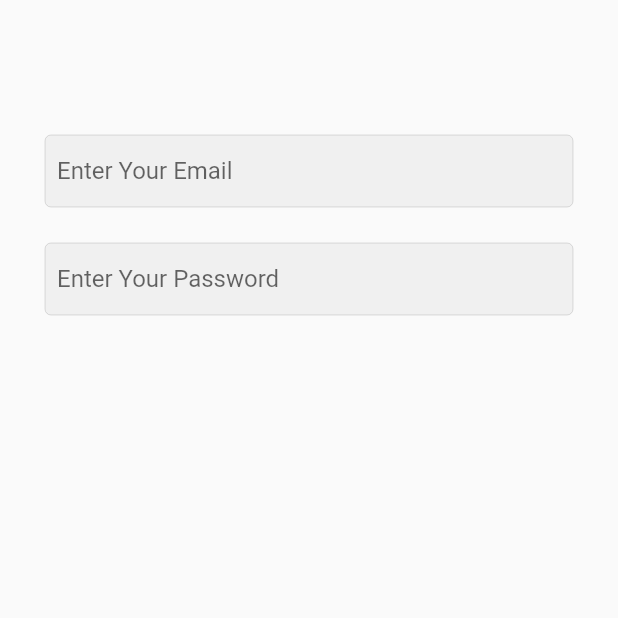
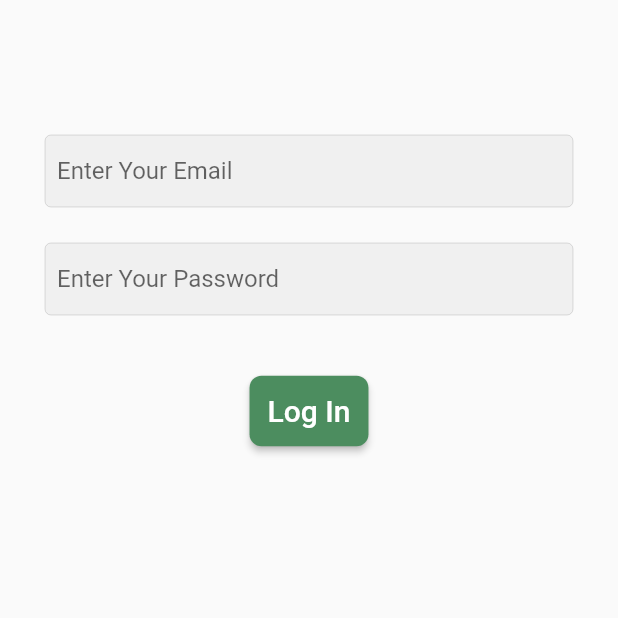
Before and after one commit to alaaRashed2001/flower, a Flutter app: the screen it shows after launch, on a phone screen of 412 x 824 dp, the top half of it. Run offline on Flutter 3.47's test engine with Material 2 defaults, Android fonts, the phone set to English and light mode, and no system bars.

Commit message:
Reusable components MyButton

```diff
--- /dev/null
+++ b/lib/constant/colors.dart
@@ -0,0 +1,4 @@
+import 'dart:ui';
+
+const pink = Color.fromARGB(255, 241, 39, 100);
+const green = Color.fromARGB(255, 76, 141, 95);
--- a/lib/views/screens/login_screen.dart
+++ b/lib/views/screens/login_screen.dart
@@ -1,6 +1,7 @@
-import 'package:flutter/cupertino.dart';
 import 'package:flutter/material.dart';
 
+import '../../constant/colors.dart';
+import '../widgets/my_button.dart';
 import '../widgets/my_text_field.dart';
 
 class LogInScreen extends StatelessWidget {
@@ -30,6 +31,11 @@ class LogInScreen extends StatelessWidget {
                 hintText: 'Enter Your Password',
                 isPassword: true,
               ),
+              SizedBox(height: 40,),
+              MyButton(
+                title: 'Log In',
+                backgroundColor: green,
+              ),
             ],
           ),
         ),
--- /dev/null
+++ b/lib/views/widgets/my_button.dart
@@ -0,0 +1,35 @@
+import 'package:flutter/material.dart';
+
+class MyButton extends StatelessWidget {
+  final String title;
+  final Color backgroundColor;
+  const MyButton({
+    Key? key,
+    required this.title,
+    required this.backgroundColor,
+  }) : super(key: key);
+
+  @override
+  Widget build(BuildContext context) {
+    return ElevatedButton(
+      onPressed: () {},
+      style: ButtonStyle(
+        backgroundColor: MaterialStateProperty.all(backgroundColor),
+        padding: MaterialStateProperty.all(
+          const EdgeInsets.all(12),
+        ),
+        shape: MaterialStateProperty.all(
+          RoundedRectangleBorder(
+            borderRadius: BorderRadius.circular(8),
+          ),
+        ),
+      ),
+      child: Text(
+        title,
+        style: const TextStyle(
+          fontSize: 20,
+        ),
+      ),
+    );
+  }
+}
```
